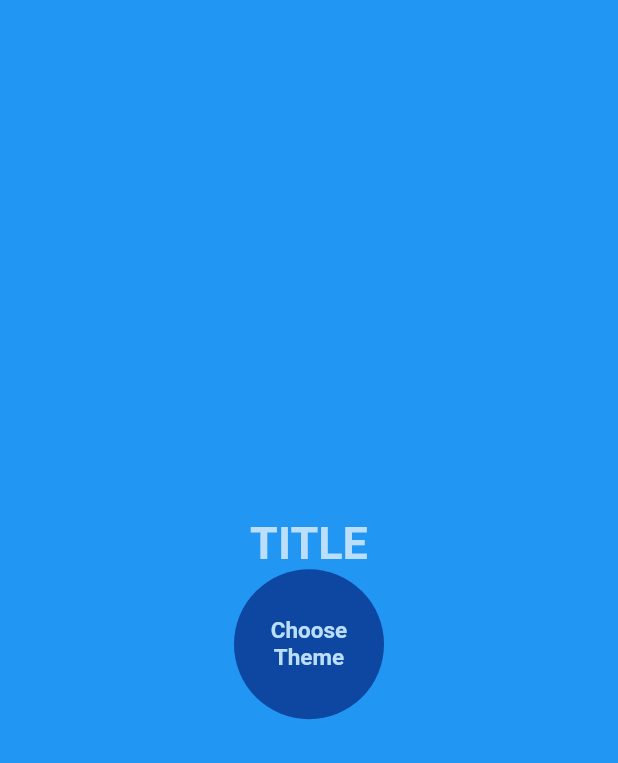
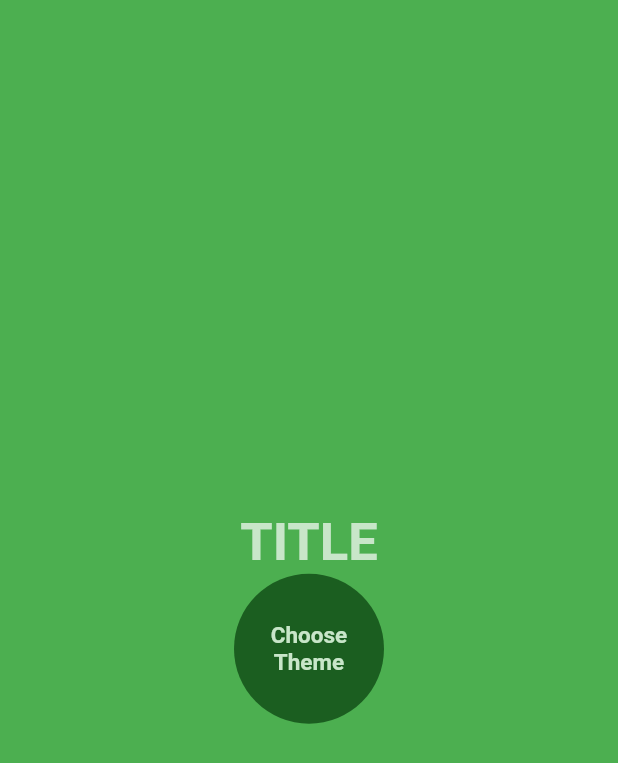
Before and after one commit to IIk137/ThemesGetx, a Flutter app: the screen it shows after launch, on a phone screen of 412 x 824 dp. Shown: the top 763 px of the screen. Run offline on Flutter 3.47's test engine with Material 2 defaults, Android fonts, the phone set to English and light mode, and no system bars; our stand-ins replace get, get_storage.

Commit message:
add method for set themes

```diff
--- a/lib/controllers/theme_controller.dart
+++ b/lib/controllers/theme_controller.dart
@@ -36,6 +36,16 @@ class ThemeController extends GetxController {
     );
   }
 
+  setTheme(String theme) {
+    if (theme == 'red') {
+      Get.changeTheme(Themes.red);
+    } else if (theme == 'green') {
+      Get.changeTheme(Themes.green);
+    } else if (theme == 'blue') {
+      Get.changeTheme(Themes.blue);
+    }
+  }
+
   loadTheme() {
     // if (_themeBox.read<String>(themeKey) == '') {
     //   return Themes.blue;
--- a/lib/main.dart
+++ b/lib/main.dart
@@ -16,9 +16,13 @@ class MyApp extends StatelessWidget {
 
   @override
   Widget build(BuildContext context) {
+    String red = 'red';
+    String blue = 'blue';
+    String green = 'green';
     return GetMaterialApp(
       debugShowCheckedModeBanner: false,
-      theme: ThemeController().theme,
+      theme: ThemeController().setTheme(green),
+      // ThemeController().theme,
       title: 'Theme Demo',
       home: const HomePage(),
     );
```
